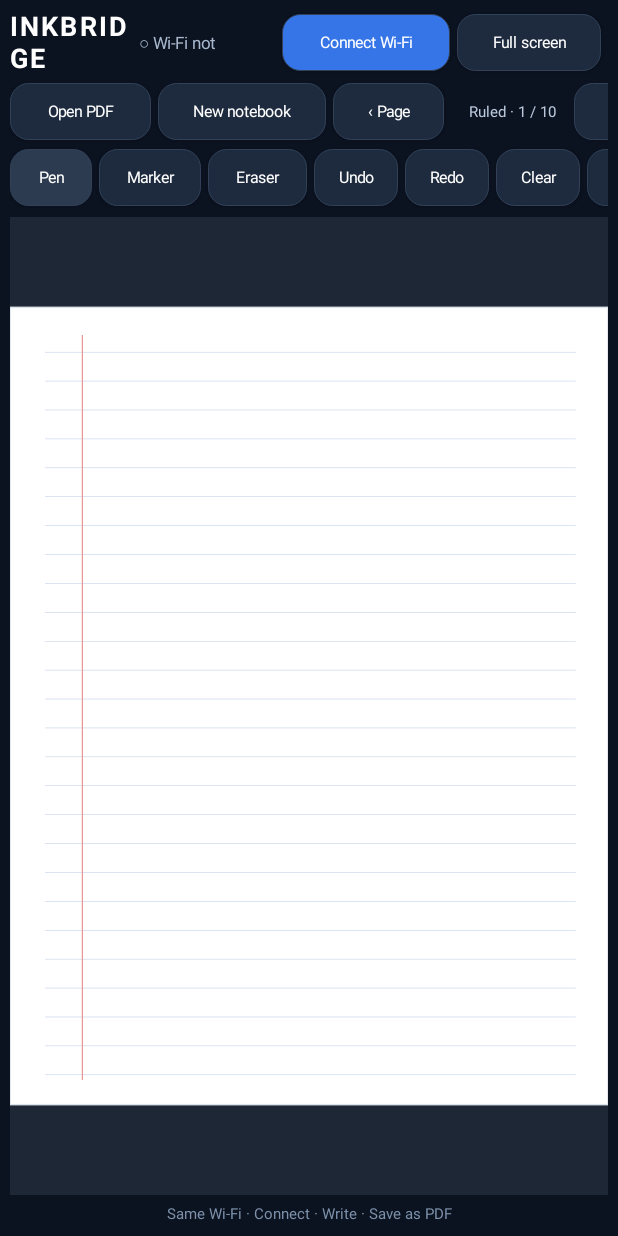
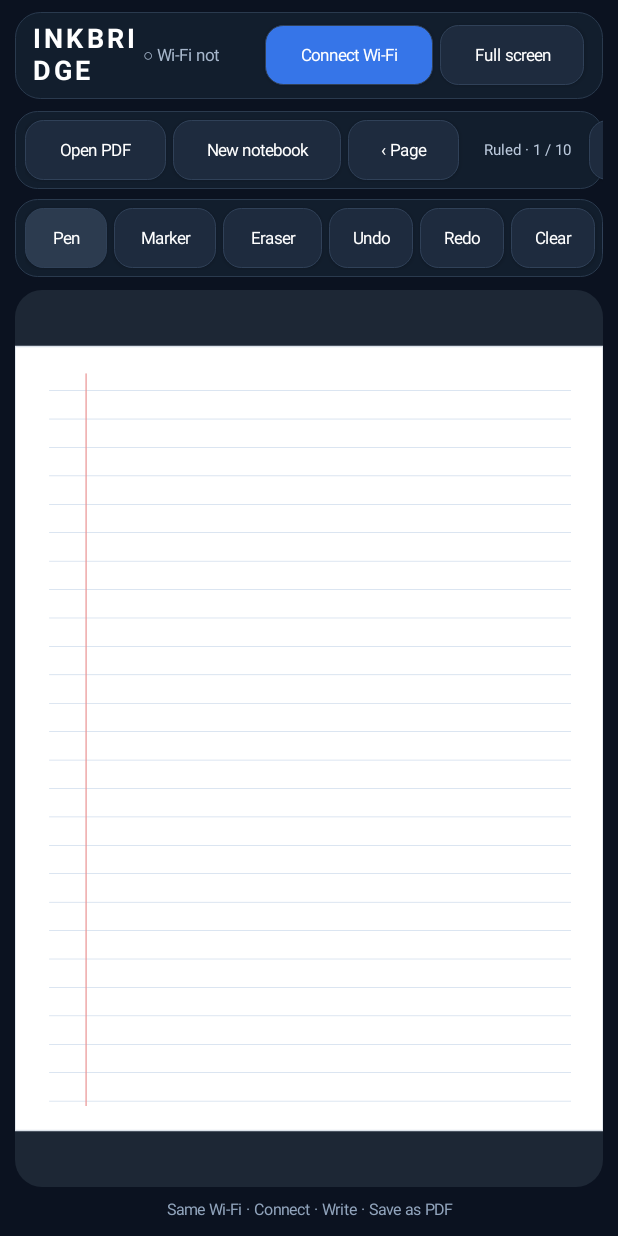
Before and after one commit to ahmed1-khaled/InkBridge, an Android app: the screen it shows after launch (MainActivity), on a phone screen of 412 x 824 dp. Run offline under Robolectric (Android 15) with nearby library versions, the phone set to English and light mode, and no system bars.

Commit message:
Polish Android tablet UI with rounded surface cards and spacing

```diff
--- a/android-app/src/main/java/com/inkbridge/app/MainActivity.kt
+++ b/android-app/src/main/java/com/inkbridge/app/MainActivity.kt
@@ -112,7 +112,7 @@ class MainActivity : Activity() {
     private fun buildUi() {
         val root = LinearLayout(this).apply {
             orientation = LinearLayout.VERTICAL
-            setPadding(dp(7), dp(5), dp(7), dp(5))
+            setPadding(dp(10), dp(8), dp(10), dp(8))
             setBackgroundColor(Color.rgb(11, 18, 32))
         }
 
@@ -123,7 +123,7 @@ class MainActivity : Activity() {
         val brand = TextView(this).apply {
             text = "INKBRIDGE"
             textSize = 18f
-            letterSpacing = 0.08f
+            letterSpacing = 0.12f
             setTextColor(Color.WHITE)
             setTypeface(null, android.graphics.Typeface.BOLD)
         }
@@ -137,11 +137,15 @@ class MainActivity : Activity() {
         connectButton = actionButton("Connect Wi-Fi", Color.rgb(54, 117, 232), dp(112)) { onConnectClicked() }
         fullScreenButton = actionButton("Full screen", null, dp(96)) { toggleFullScreen() }
         connectButton.setOnLongClickListener { showWifiConnectDialog(); true }
+        header.background = panelBackground(Color.rgb(18, 30, 45), 17)
+        header.setPadding(dp(12), dp(5), dp(8), dp(5))
         header.addView(brand, LinearLayout.LayoutParams(0, dp(48), 1.0f))
         header.addView(statusText, LinearLayout.LayoutParams(0, dp(48), 1.1f))
         header.addView(connectButton)
         header.addView(fullScreenButton)
-        root.addView(header)
+        root.addView(header, LinearLayout.LayoutParams(ViewGroup.LayoutParams.MATCH_PARENT, dp(58)).apply {
+            bottomMargin = dp(8)
+        })
 
         val documentTools = LinearLayout(this).apply { orientation = LinearLayout.HORIZONTAL; gravity = Gravity.CENTER_VERTICAL }
         documentTools.addView(actionButton("Open PDF", null, dp(94)) { openPdfPicker() })
@@ -162,9 +166,14 @@ class MainActivity : Activity() {
 
         val documentScroll = HorizontalScrollView(this).apply {
             isHorizontalScrollBarEnabled = false
+            background = panelBackground(Color.rgb(18, 30, 45), 15)
+            setPadding(dp(7), dp(5), dp(7), dp(5))
+            clipToPadding = false
             addView(documentTools)
         }
-        root.addView(documentScroll, LinearLayout.LayoutParams(ViewGroup.LayoutParams.MATCH_PARENT, dp(44)))
+        root.addView(documentScroll, LinearLayout.LayoutParams(ViewGroup.LayoutParams.MATCH_PARENT, dp(52)).apply {
+            bottomMargin = dp(7)
+        })
 
         val tools = LinearLayout(this).apply { orientation = LinearLayout.HORIZONTAL; gravity = Gravity.CENTER_VERTICAL }
         tools.addView(actionButton("Pen", Color.rgb(44, 59, 79), dp(55)) { drawingView.setTool(DrawingView.Tool.PEN) })
@@ -182,25 +191,32 @@ class MainActivity : Activity() {
         })
         val toolsScroll = HorizontalScrollView(this).apply {
             isHorizontalScrollBarEnabled = false
+            background = panelBackground(Color.rgb(18, 30, 45), 15)
+            setPadding(dp(7), dp(5), dp(7), dp(5))
+            clipToPadding = false
             addView(tools)
         }
-        root.addView(toolsScroll, LinearLayout.LayoutParams(ViewGroup.LayoutParams.MATCH_PARENT, dp(44)))
+        root.addView(toolsScroll, LinearLayout.LayoutParams(ViewGroup.LayoutParams.MATCH_PARENT, dp(52)).apply {
+            bottomMargin = dp(7)
+        })
 
         drawingView = DrawingView(this).apply {
             setFrameSink { frame -> client.send(frame) }
             setStylusOnly(false)
             setBrushSizeDp(3.5f)
         }
+        drawingView.background = panelBackground(Color.rgb(24, 35, 51), 18)
+        drawingView.clipToOutline = true
         val canvasParams = LinearLayout.LayoutParams(ViewGroup.LayoutParams.MATCH_PARENT, 0, 1f)
-        canvasParams.topMargin = dp(4)
-        canvasParams.bottomMargin = dp(3)
+        canvasParams.topMargin = dp(2)
+        canvasParams.bottomMargin = dp(5)
         root.addView(drawingView, canvasParams)
 
         val hint = TextView(this).apply {
             text = "Same Wi-Fi · Connect · Write · Save as PDF"
-            textSize = 10f
+            textSize = 10.5f
             gravity = Gravity.CENTER
-            setTextColor(Color.rgb(125, 145, 170))
+            setTextColor(Color.rgb(145, 164, 188))
         }
         root.addView(hint, LinearLayout.LayoutParams(ViewGroup.LayoutParams.MATCH_PARENT, dp(20)))
         setContentView(root)
@@ -577,9 +593,16 @@ class MainActivity : Activity() {
         }
     }
 
+    private fun panelBackground(fill: Int, radiusDp: Int): GradientDrawable = GradientDrawable().apply {
+        shape = GradientDrawable.RECTANGLE
+        cornerRadius = dp(radiusDp).toFloat()
+        setColor(fill)
+        setStroke(dp(1), Color.rgb(42, 58, 78))
+    }
+
     private fun actionButton(label: String, buttonColor: Int?, width: Int = 0, action: (View) -> Unit): Button = Button(this).apply {
         text = label
-        textSize = 10.5f
+        textSize = 11f
         isAllCaps = false
         setTextColor(Color.WHITE)
         backgroundTintList = null
@@ -591,11 +614,11 @@ class MainActivity : Activity() {
         }
         minWidth = 0
         minimumWidth = 0
-        minimumHeight = dp(38)
+        minimumHeight = dp(40)
         elevation = dp(1).toFloat()
         setPadding(dp(7), 0, dp(7), 0)
         setOnClickListener(action)
-        layoutParams = LinearLayout.LayoutParams(if (width > 0) width else ViewGroup.LayoutParams.WRAP_CONTENT, dp(38)).apply {
+        layoutParams = LinearLayout.LayoutParams(if (width > 0) width else ViewGroup.LayoutParams.WRAP_CONTENT, dp(40)).apply {
             marginEnd = dp(5)
         }
     }
```
